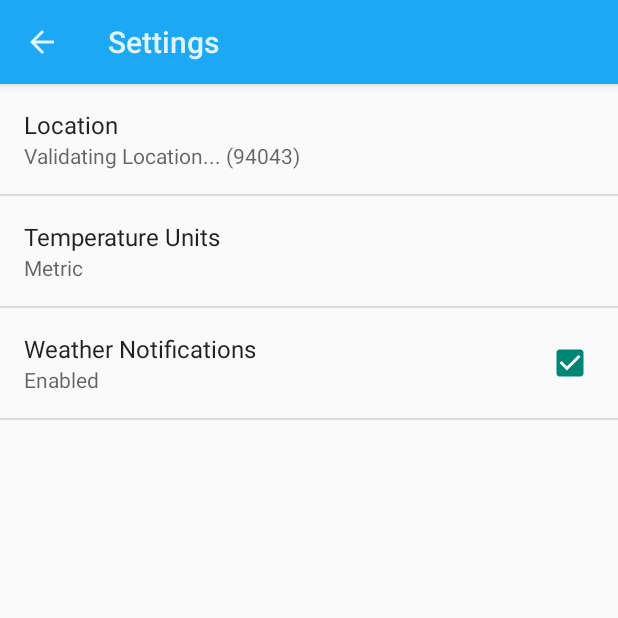
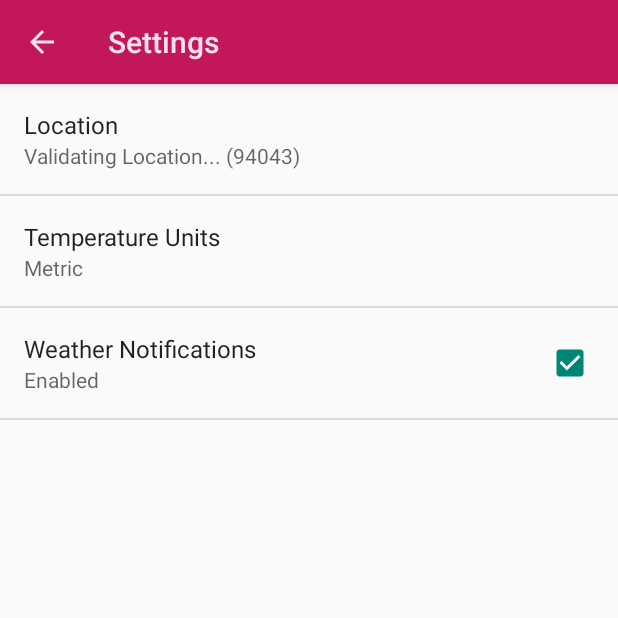
Before and after one commit to FirmanMFK/Advanced_Android_Development, an Android app: the screen it shows after launch (SettingsActivity), in the options menu, after a tap on "Settings", on a phone screen of 412 x 824 dp, the top half of it. Run offline under Robolectric (Android 15) with nearby library versions, the phone set to English and light mode, and no system bars; 1 statement that could not run was skipped.

Commit message:
update strings.xml

```diff
--- a/app/src/main/AndroidManifest.xml
+++ b/app/src/main/AndroidManifest.xml
@@ -19,7 +19,6 @@
 
     <!-- This permission is necessary in order for Sunshine to perform network access. -->
     <uses-permission android:name="android.permission.INTERNET" />
-    <uses-permission android:name="android.permission.ACCESS_NETWORK_STATE" />
 
     <!-- Permissions required by the sync adapter -->
     <uses-permission
@@ -28,6 +27,10 @@
         android:name="android.permission.WRITE_SYNC_SETTINGS"/>
     <uses-permission
         android:name="android.permission.AUTHENTICATE_ACCOUNTS"/>
+
+    <!-- Permissions required to make our UI more friendly -->
+    <uses-permission
+        android:name="android.permission.ACCESS_NETWORK_STATE" />
 
     <application
         android:allowBackup="true"
--- a/app/src/main/java/com/example/android/sunshine/app/MainActivity.java
+++ b/app/src/main/java/com/example/android/sunshine/app/MainActivity.java
@@ -91,7 +91,7 @@ public class MainActivity extends ActionBarActivity implements ForecastFragment.
         super.onResume();
         String location = Utility.getPreferredLocation( this );
         // update the location in our second pane using the fragment manager
-            if (location != null && !location.equals(mLocation)) {
+        if (location != null && !location.equals(mLocation)) {
             ForecastFragment ff = (ForecastFragment)getSupportFragmentManager().findFragmentById(R.id.fragment_forecast);
             if ( null != ff ) {
                 ff.onLocationChanged();
--- a/app/src/main/java/com/example/android/sunshine/app/data/WeatherProvider.java
+++ b/app/src/main/java/com/example/android/sunshine/app/data/WeatherProvider.java
@@ -146,7 +146,6 @@ public class WeatherProvider extends ContentProvider {
     /*
         Students: Here's where you'll code the getType function that uses the UriMatcher.  You can
         test this by uncommenting testGetType in TestProvider.
-
      */
     @Override
     public String getType(Uri uri) {
--- a/app/src/main/res/layout/activity_detail.xml
+++ b/app/src/main/res/layout/activity_detail.xml
@@ -1,12 +1,9 @@
 <!--
      Copyright (C) 2015 The Android Open Source Project
-
      Licensed under the Apache License, Version 2.0 (the "License");
      you may not use this file except in compliance with the License.
      You may obtain a copy of the License at
-
           http://www.apache.org/licenses/LICENSE-2.0
-
      Unless required by applicable law or agreed to in writing, software
      distributed under the License is distributed on an "AS IS" BASIS,
      WITHOUT WARRANTIES OR CONDITIONS OF ANY KIND, either express or implied.
--- a/app/src/main/res/layout/activity_main.xml
+++ b/app/src/main/res/layout/activity_main.xml
@@ -1,12 +1,9 @@
 <!--
      Copyright (C) 2015 The Android Open Source Project
-
      Licensed under the Apache License, Version 2.0 (the "License");
      you may not use this file except in compliance with the License.
      You may obtain a copy of the License at
-
           http://www.apache.org/licenses/LICENSE-2.0
-
      Unless required by applicable law or agreed to in writing, software
      distributed under the License is distributed on an "AS IS" BASIS,
      WITHOUT WARRANTIES OR CONDITIONS OF ANY KIND, either express or implied.
--- a/app/src/main/res/layout/fragment_detail.xml
+++ b/app/src/main/res/layout/fragment_detail.xml
@@ -1,12 +1,9 @@
 <!--
      Copyright (C) 2015 The Android Open Source Project
-
      Licensed under the Apache License, Version 2.0 (the "License");
      you may not use this file except in compliance with the License.
      You may obtain a copy of the License at
-
           http://www.apache.org/licenses/LICENSE-2.0
-
      Unless required by applicable law or agreed to in writing, software
      distributed under the License is distributed on an "AS IS" BASIS,
      WITHOUT WARRANTIES OR CONDITIONS OF ANY KIND, either express or implied.
--- a/app/src/main/res/layout/fragment_detail_wide.xml
+++ b/app/src/main/res/layout/fragment_detail_wide.xml
@@ -1,12 +1,9 @@
 <!--
      Copyright (C) 2015 The Android Open Source Project
-
      Licensed under the Apache License, Version 2.0 (the "License");
      you may not use this file except in compliance with the License.
      You may obtain a copy of the License at
-
           http://www.apache.org/licenses/LICENSE-2.0
-
      Unless required by applicable law or agreed to in writing, software
      distributed under the License is distributed on an "AS IS" BASIS,
      WITHOUT WARRANTIES OR CONDITIONS OF ANY KIND, either express or implied.
--- a/app/src/main/res/layout/fragment_main.xml
+++ b/app/src/main/res/layout/fragment_main.xml
@@ -1,12 +1,9 @@
 <!--
      Copyright (C) 2015 The Android Open Source Project
-
      Licensed under the Apache License, Version 2.0 (the "License");
      you may not use this file except in compliance with the License.
      You may obtain a copy of the License at
-
           http://www.apache.org/licenses/LICENSE-2.0
-
      Unless required by applicable law or agreed to in writing, software
      distributed under the License is distributed on an "AS IS" BASIS,
      WITHOUT WARRANTIES OR CONDITIONS OF ANY KIND, either express or implied.
--- a/app/src/main/res/layout/list_item_forecast.xml
+++ b/app/src/main/res/layout/list_item_forecast.xml
@@ -1,13 +1,10 @@
 <?xml version="1.0" encoding="utf-8"?>
 <!--
      Copyright (C) 2015 The Android Open Source Project
-
      Licensed under the Apache License, Version 2.0 (the "License");
      you may not use this file except in compliance with the License.
      You may obtain a copy of the License at
-
           http://www.apache.org/licenses/LICENSE-2.0
-
      Unless required by applicable law or agreed to in writing, software
      distributed under the License is distributed on an "AS IS" BASIS,
      WITHOUT WARRANTIES OR CONDITIONS OF ANY KIND, either express or implied.
--- a/app/src/main/res/layout/list_item_forecast_today.xml
+++ b/app/src/main/res/layout/list_item_forecast_today.xml
@@ -1,12 +1,9 @@
 <!--
      Copyright (C) 2015 The Android Open Source Project
-
      Licensed under the Apache License, Version 2.0 (the "License");
      you may not use this file except in compliance with the License.
      You may obtain a copy of the License at
-
           http://www.apache.org/licenses/LICENSE-2.0
-
      Unless required by applicable law or agreed to in writing, software
      distributed under the License is distributed on an "AS IS" BASIS,
      WITHOUT WARRANTIES OR CONDITIONS OF ANY KIND, either express or implied.
--- a/app/src/main/res/values/colors.xml
+++ b/app/src/main/res/values/colors.xml
@@ -21,8 +21,8 @@
     <color name="grey_700">#646464</color>
     <color name="black">#000000</color>
 
-    <color name="sunshine_light_blue">#ff64c2f4</color>
-    <color name="sunshine_blue">#ff1ca8f4</color>
-    <color name="sunshine_dark_blue">#0288D1</color>
+    <color name="sunshine_light_blue">#F48FB1</color>
+    <color name="sunshine_blue">#C2185B</color>
+    <color name="sunshine_dark_blue">#AD1457</color>
 
 </resources>
--- a/app/src/main/res/values/strings.xml
+++ b/app/src/main/res/values/strings.xml
@@ -1,13 +1,10 @@
 <?xml version="1.0" encoding="utf-8"?>
 <!--
      Copyright (C) 2015 The Android Open Source Project
-
      Licensed under the Apache License, Version 2.0 (the "License");
      you may not use this file except in compliance with the License.
      You may obtain a copy of the License at
-
           http://www.apache.org/licenses/LICENSE-2.0
-
      Unless required by applicable law or agreed to in writing, software
      distributed under the License is distributed on an "AS IS" BASIS,
      WITHOUT WARRANTIES OR CONDITIONS OF ANY KIND, either express or implied.
@@ -42,8 +39,15 @@
     <!-- Key name for storing location in SharedPreferences [CHAR LIMIT=NONE] -->
     <string name="pref_location_key" translatable="false">location</string>
 
+    <!-- Key name for storing location status in SharedPreferences -->
+    <string name="pref_location_status_key" translatable="false">loc-status</string>
+
     <!-- Default postal code for location preference [CHAR LIMIT=NONE] -->
     <string name="pref_location_default" translatable="false">94043</string>
+
+    <!-- Strings used when displaying the state of the Location in settings -->
+    <string name="pref_location_error_description">Invalid Location (<xliff:g id="location_setting">%1$s</xliff:g>)"</string>
+    <string name="pref_location_unknown_description">Validating Location... (<xliff:g id="location_setting">%1$s</xliff:g>)"</string>
 
     <!-- Strings related to Notification Enabled preference -->
     <string name="pref_enable_notifications_key" translatable="false">enable_notifications</string>
@@ -108,20 +112,19 @@
 
     <!-- Strings related to Notification preference -->
     <string name="pref_last_notification">last_notification</string>
-    =
-    <!-- empty database -->
+
+    <!-- Empty Weather Database -->
     <string name="empty_forecast_list">No Weather Information Available</string>
-    <string name="empty_forecast_list_no_network">No Weather Information Available. Network is not Available</string>
-    <string name="empty_forecast_list_server_down">No Weather Information Available. Server is Down</string>
-    <string name="empty_forecast_list_server_unknown">No Weather Information Available. Server is Unknown</string>
-    <string name="pref_location_status_key">Location</string>
-
+    <string name="empty_forecast_list_no_network">No weather information available. The network is not available to fetch weather data.</string>
+    <string name="empty_forecast_list_server_down">No weather information available. The server is not returning data.</string>
     <string name="empty_forecast_list_server_error">No weather information available. The server is not returning valid data. Please check for an updated version of Sunshine.</string>
     <string name="empty_forecast_list_invalid_location">No weather information available. The location in settings is not recognized by the weather server.</string>
 
-    <!-- Display Invalid Location -->
-    <string name="pref_location_error_description">Invalid Location (<xliff:g id="location_setting">%1$s</xliff:g>)"</string>
-    <string name="pref_location_unknown_description">Validating Location... (<xliff:g id="location_setting">%1$s</xliff:g>)"</string>
+    <!-- A11y -->
+    <string name="a11y_forecast">Forecast: <xliff:g id="condition">%1$s</xliff:g></string>
+    <string name="a11y_forecast_icon">Forecast icon: <xliff:g id="condition">%1$s</xliff:g></string>
+    <string name="a11y_high_temp">High: <xliff:g id="high">%1$s</xliff:g></string>
+    <string name="a11y_low_temp">Low: <xliff:g id="low">%1$s</xliff:g></string>
 
     <!-- Weather Conditions -->
     <string name="condition_2xx">Storm</string>
--- a/app/src/main/res/values/styles.xml
+++ b/app/src/main/res/values/styles.xml
@@ -1,12 +1,9 @@
 <!--
      Copyright (C) 2015 The Android Open Source Project
-
      Licensed under the Apache License, Version 2.0 (the "License");
      you may not use this file except in compliance with the License.
      You may obtain a copy of the License at
-
           http://www.apache.org/licenses/LICENSE-2.0
-
      Unless required by applicable law or agreed to in writing, software
      distributed under the License is distributed on an "AS IS" BASIS,
      WITHOUT WARRANTIES OR CONDITIONS OF ANY KIND, either express or implied.
@@ -15,7 +12,7 @@
  -->
 <resources>
 
-   <!-- Base application theme. -->
+    <!-- Base application theme. -->
     <style name="AppTheme" parent="@style/Theme.AppCompat.Light.DarkActionBar">
         <item name="colorPrimary">@color/sunshine_blue</item>
         <item name="colorPrimaryDark">@color/sunshine_dark_blue</item>
```
Also changed, not shown: app/build.gradle (+3 -11 lines), app/src/main/java/com/example/android/sunshine/app/DetailFragment.java (+11 -2 lines), app/src/main/java/com/example/android/sunshine/app/ForecastAdapter.java (+12 -9 lines), app/src/main/java/com/example/android/sunshine/app/data/WeatherContract.java (line endings or trailing spaces), app/src/main/java/com/example/android/sunshine/app/data/WeatherDbHelper.java (line endings or trailing spaces), app/src/main/java/com/example/android/sunshine/app/sync/SunshineAuthenticator.java (line endings or trailing spaces), app/src/main/java/com/example/android/sunshine/app/sync/SunshineAuthenticatorService.java (line endings or trailing spaces).
